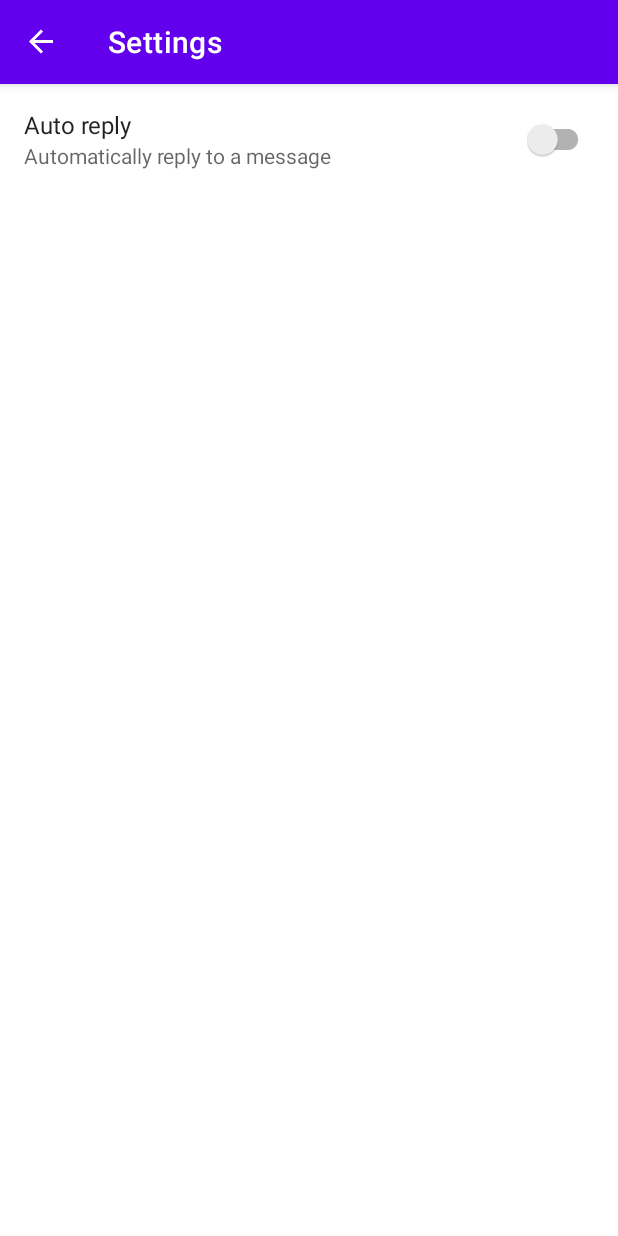
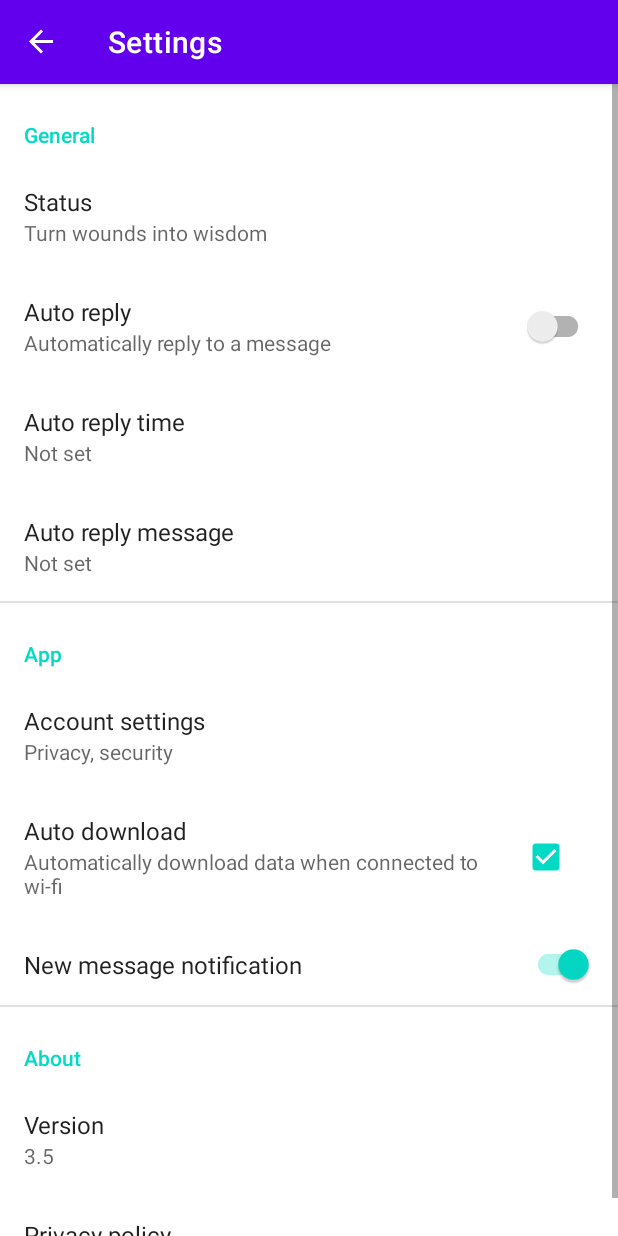
Before and after one commit to chidubem-max/GloboChat-ChatApp, an Android app: the SettingsFragment screen opened through its navigation route, on a phone screen of 412 x 824 dp. Run offline under Robolectric (Android 15) with nearby library versions, the phone set to English and light mode, and no system bars; our stand-ins replace androidx.preference, navigation-ui.

Commit message:
Preference setting task

```diff
--- a/app/build.gradle
+++ b/app/build.gradle
@@ -5,12 +5,12 @@ plugins {
 }
 
 android {
-    compileSdk 30
+    compileSdk 31
 
     defaultConfig {
         applicationId "com.example.globochat"
         minSdk 21
-        targetSdk 30
+        targetSdk 31
         versionCode 1
         versionName "1.0"
 
@@ -43,8 +43,8 @@ dependencies {
     androidTestImplementation 'androidx.test.espresso:espresso-core:3.4.0'
 
     // Navigation Component
-    implementation 'androidx.navigation:navigation-fragment-ktx:2.3.5'
-    implementation 'androidx.navigation:navigation-ui-ktx:2.3.5'
+    implementation 'androidx.navigation:navigation-fragment-ktx:2.4.0-alpha02'
+    implementation 'androidx.navigation:navigation-ui-ktx:2.4.0-alpha02'
 
     // preference Library - Kotlin
     implementation 'androidx.preference:preference-ktx:1.1.1'
--- a/app/src/main/java/com/example/globochat/MainActivity.kt
+++ b/app/src/main/java/com/example/globochat/MainActivity.kt
@@ -2,11 +2,13 @@ package com.example.globochat
 
 import androidx.appcompat.app.AppCompatActivity
 import android.os.Bundle
+import android.util.Log
 import androidx.navigation.NavController
 import androidx.navigation.fragment.NavHostFragment
 import androidx.navigation.ui.AppBarConfiguration
 import androidx.navigation.ui.navigateUp
 import androidx.navigation.ui.setupActionBarWithNavController
+import androidx.preference.PreferenceManager
 import com.example.globochat.R
 
 
@@ -28,6 +30,11 @@ class MainActivity : AppCompatActivity() {
 
        // Link ActionBar with NavController
         setupActionBarWithNavController(navController, appBarConfiguration)
+
+        val sharedPreferences = PreferenceManager.getDefaultSharedPreferences(this)
+
+        val autoReplyTime = sharedPreferences.getString("key_auto_reply_time", "")
+        Log.i("MainActivity","Auto Reply Time: $autoReplyTime")
     }
 
     override fun onSupportNavigateUp(): Boolean {
--- a/app/src/main/java/com/example/globochat/SettingsFragment.kt
+++ b/app/src/main/java/com/example/globochat/SettingsFragment.kt
@@ -2,12 +2,15 @@ package com.example.globochat
 
 
 import android.os.Bundle
+import android.util.Log
 import androidx.fragment.app.Fragment
 import android.view.LayoutInflater
 import android.view.View
 import android.view.ViewGroup
 import androidx.navigation.fragment.NavHostFragment
+import androidx.preference.Preference
 import androidx.preference.PreferenceFragmentCompat
+import androidx.preference.PreferenceManager
 
 
 class SettingsFragment : PreferenceFragmentCompat() {
@@ -15,5 +18,26 @@ class SettingsFragment : PreferenceFragmentCompat() {
     override fun onCreatePreferences(savedInstanceState: Bundle?, rootKey: String?) {
         setPreferencesFromResource(R.xml.settings, rootKey)
 
+       val accSettingsPref = findPreference<Preference>(getString(R.string.key_account_settings))
+
+
+        accSettingsPref?.setOnPreferenceClickListener {
+            // do something...
+
+            val navHostFragment = activity?.supportFragmentManager?.findFragmentById(R.id.nav_host_frag) as NavHostFragment
+            val navController = navHostFragment.navController
+            val action = SettingsFragmentDirections.actionSettingsToAccSettings()
+            navController.navigate(action)
+
+            true
+        }
+        val sharedPreferences = PreferenceManager.getDefaultSharedPreferences(context)
+
+        val autoReplyTime = sharedPreferences.getString("key_auto_reply_time", "")
+        Log.i("SettingFragment","Auto Reply Time: $autoReplyTime")
+
+        val autoDownload = sharedPreferences.getBoolean("key_auto_download", false)
+        Log.i("SettingFragment","Auto Download: $autoDownload")
+
     }
 }
--- a/app/src/main/res/xml/settings.xml
+++ b/app/src/main/res/xml/settings.xml
@@ -1,15 +1,89 @@
 <?xml version="1.0" encoding="utf-8"?>
-<PreferenceScreen
-    xmlns:android="http://schemas.android.com/apk/res/android"
+<PreferenceScreen xmlns:android="http://schemas.android.com/apk/res/android"
     xmlns:app="http://schemas.android.com/apk/res-auto">
 
+    <PreferenceCategory
+        android:title="@string/title_general"
+        app:iconSpaceReserved="false">
 
-    <SwitchPreferenceCompat
-        app:iconSpaceReserved="false"
-        android:title="@string/title_auto_reply"
-        android:key="@string/key_auto_reply"
-        android:defaultValue="false"
-        android:summary="@string/summary_auto_reply"
-        />
+        <EditTextPreference
+            android:defaultValue="Turn wounds into wisdom"
+            android:dialogTitle="Update status"
+            android:key="@string/key_status"
+            android:title="Status"
+            app:iconSpaceReserved="false"
+            app:useSimpleSummaryProvider="true" />
+
+        <SwitchPreferenceCompat
+            android:defaultValue="false"
+            android:key="@string/key_auto_reply"
+            android:summary="@string/summary_auto_reply"
+            android:title="@string/title_auto_reply"
+            app:iconSpaceReserved="false" />
+
+        <ListPreference
+            android:dependency="@string/key_auto_reply"
+            android:dialogTitle="Select Time"
+            android:entries="@array/entries_auto_reply_time"
+            android:entryValues="@array/values_auto_reply_time"
+            android:key="@string/key_auto_reply_time"
+            android:title="Auto reply time"
+            app:iconSpaceReserved="false"
+            app:useSimpleSummaryProvider="true" />
+
+        <ListPreference
+            android:dependency="@string/key_auto_reply"
+            android:dialogTitle="Select Message"
+            android:entries="@array/pref_auto_reply_messages"
+            android:entryValues="@array/pref_auto_reply_messages"
+            android:key="@string/key_auto_reply_msg"
+            android:title="Auto reply message"
+            app:iconSpaceReserved="false"
+            app:useSimpleSummaryProvider="true" />
+
+    </PreferenceCategory>
+
+    <PreferenceCategory
+        android:title="@string/title_app"
+        app:iconSpaceReserved="false">
+
+        <Preference
+            app:fragment="com.example.SettingsFragment"
+            android:key="@string/key_account_settings"
+            android:summary="@string/summary_acc_settings"
+            android:title="@string/title_acc_settings"
+            app:iconSpaceReserved="false" />
+
+        <CheckBoxPreference
+            android:defaultValue="true"
+            android:key="@string/key_auto_download"
+            android:summary="@string/summary_auto_download"
+            android:title="@string/title_auto_download"
+            app:iconSpaceReserved="false" />
+
+        <SwitchPreferenceCompat
+            android:defaultValue="true"
+            android:key="@string/key_new_msg_notif"
+            android:title="@string/title_new_msg_notif"
+            app:iconSpaceReserved="false" />
+
+    </PreferenceCategory>
+    <PreferenceCategory
+        android:title="@string/title_about"
+        app:iconSpaceReserved="false">
+
+        <Preference
+            android:key="@string/key_version"
+            android:summary="@string/summary_version"
+            android:title="@string/title_version"
+            app:iconSpaceReserved="false" />
+
+        <Preference
+            android:key="@string/key_privacy_policy"
+            android:title="@string/title_privacy_policy"
+            app:iconSpaceReserved="false" />
+
+    </PreferenceCategory>
+
 
 </PreferenceScreen>
--- a/build.gradle
+++ b/build.gradle
@@ -8,7 +8,7 @@ buildscript {
         classpath "com.android.tools.build:gradle:7.0.2"
         classpath "org.jetbrains.kotlin:kotlin-gradle-plugin:1.5.31"
 
-        classpath "androidx.navigation:navigation-safe-args-gradle-plugin:2.3.5"
+        classpath "androidx.navigation:navigation-safe-args-gradle-plugin:2.4.0-alpha02"
 
         // NOTE: Do not place your application dependencies here; they belong
         // in the individual module build.gradle files
```
